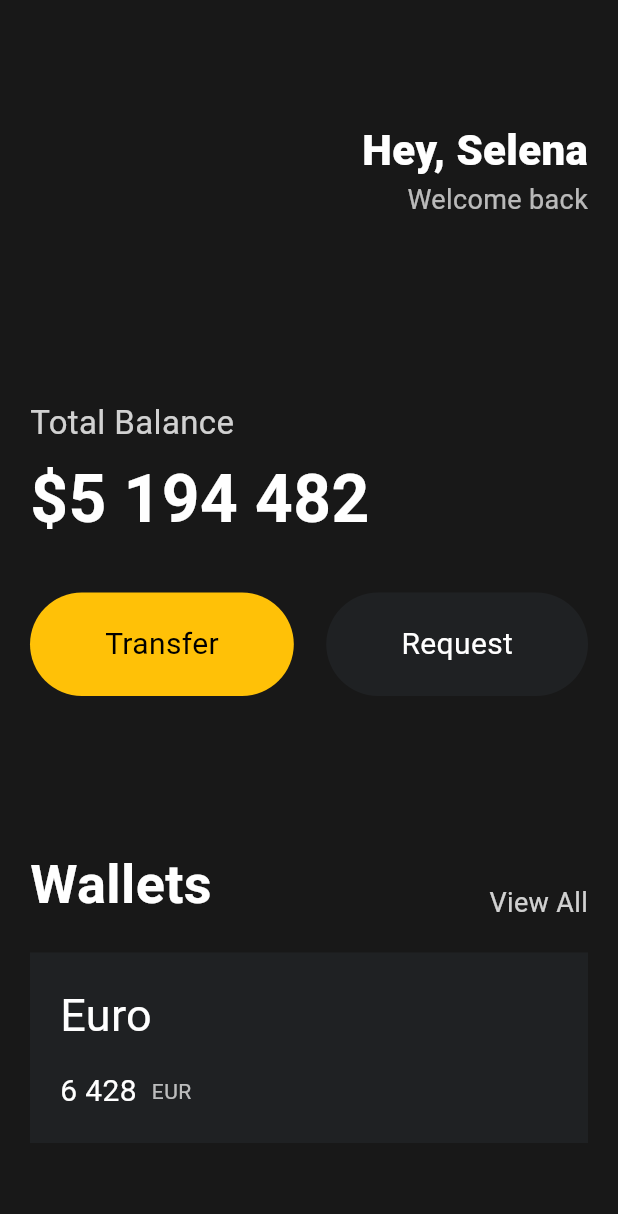
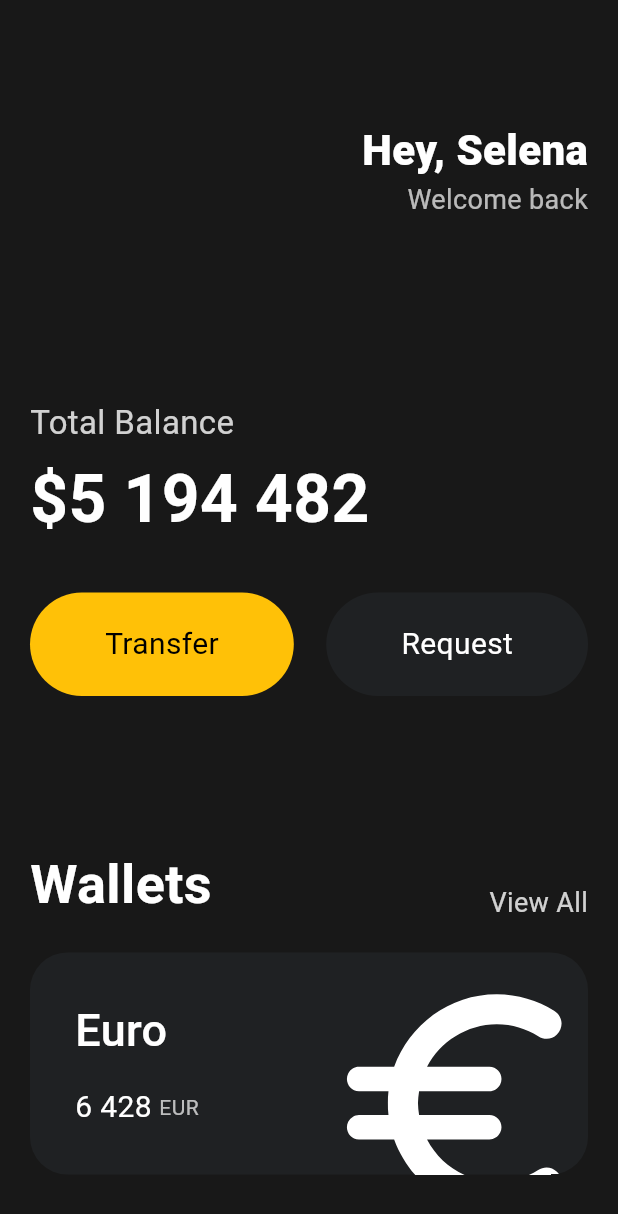
Before and after one commit to zeriong/flutter-intro, a Flutter app: the screen it shows after launch, on a phone screen of 412 x 824 dp. Shown: the top 1214 px of the screen. Run offline on Flutter 3.47's test engine with Material 3 defaults, Android fonts, the phone set to English and light mode, and no system bars.

Commit message:
wallet card 구현

```diff
--- a/lib/main.dart
+++ b/lib/main.dart
@@ -20,7 +20,7 @@ class App extends StatelessWidget {
           // 전체를 페딩 위젯으로 감싸서 전체 페딩 적용
 
           // 페딩을 EdgeInsets.symmetric를 활용한다면 x, y 의 양방향으로 넣을 수 있음
-          padding: EdgeInsets.symmetric(
+          padding: const EdgeInsets.symmetric(
             horizontal: 20,
           ),
 
@@ -148,36 +148,41 @@ class App extends StatelessWidget {
               ),
 
               Container(
-                decoration: BoxDecoration(color: Color(0xFF1F2123)),
+                clipBehavior: Clip.hardEdge,
+                decoration: BoxDecoration(
+                  color: const Color(0xFF1F2123),
+                  borderRadius: BorderRadius.circular(25),
+                ),
                 child: Padding(
-                  padding: EdgeInsets.symmetric(vertical: 20, horizontal: 20),
+                  padding: const EdgeInsets.all(30),
                   child: Row(
+                    mainAxisAlignment: MainAxisAlignment.spaceBetween,
                     children: [
                       Column(
                         crossAxisAlignment: CrossAxisAlignment.start,
                         children: [
-                          Text(
+                          const Text(
                             "Euro",
                             style: TextStyle(
                               color: Colors.white,
                               fontSize: 30,
-                              fontWeight: FontWeight.w400,
+                              fontWeight: FontWeight.w500,
                             ),
                           ),
-                          SizedBox(
+                          const SizedBox(
                             height: 15,
                           ),
                           Row(
                             children: [
-                              Text(
+                              const Text(
                                 "6 428",
                                 style: TextStyle(
                                   color: Colors.white,
                                   fontSize: 20,
                                 ),
                               ),
-                              SizedBox(
-                                width: 10,
+                              const SizedBox(
+                                width: 5,
                               ),
                               Text(
                                 "EUR",
@@ -188,7 +193,17 @@ class App extends StatelessWidget {
                             ],
                           )
                         ],
-                      )
+                      ),
+                      Transform.scale(
+                          scale: 2.2,
+                          child: Transform.translate(
+                            offset: const Offset(-5, 12),
+                            child: const Icon(
+                              Icons.euro_rounded,
+                              size: 88,
+                              color: Colors.white,
+                            ),
+                          ))
                     ],
                   ),
                 ),
```
